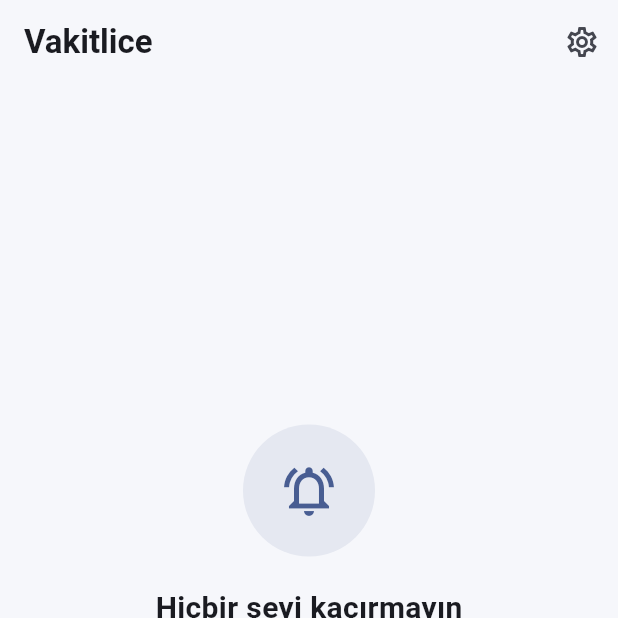
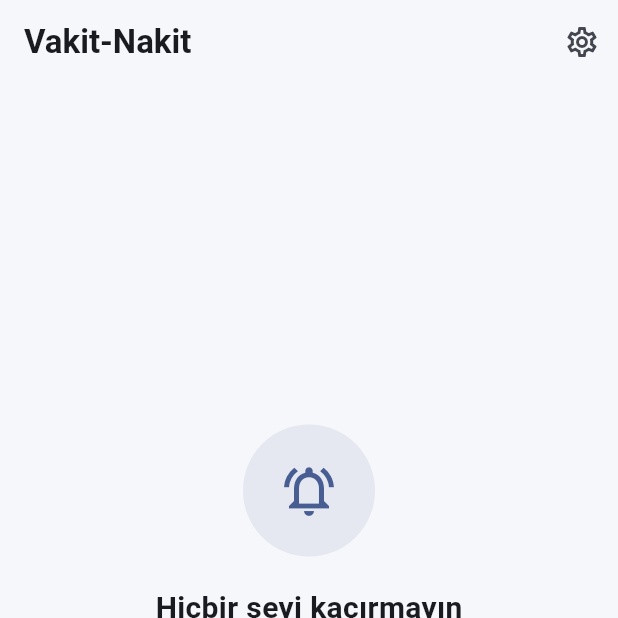
Before and after one commit to krmkrkcdev/vaktinde, a Flutter app: the screen it shows after launch, on a phone screen of 412 x 824 dp, the top half of it. Run offline on Flutter 3.47's test engine with Material 3 defaults, Android fonts, the phone set to English and light mode, and no system bars; our stand-ins replace flutter_local_notifications, flutter_secure_storage, flutter_timezone, google_mobile_ads, image_picker, in_app_purchase and 3 more; accounts and stored records are empty.

Commit message:
Uygulama adi Vakit-Nakit oldu
"Vakitlice" App Store'da baskasi tarafindan alinmis. "Vakit-Nakit"
("vakit nakittir" deyiminden) hem zamani hem parayi kapsiyor.

Onceki yeniden adlandirmayla ayni kapsamda: yalnizca kullaniciya gorunen
adlar degisti; bundle kimligi, paket adi ve veritabani dosyasi ayni kaldi.

Co-Authored-By: Claude Opus 4.8 <noreply@anthropic.com>

```diff
--- a/app/lib/main.dart
+++ b/app/lib/main.dart
@@ -74,7 +74,7 @@ class VaktindeApp extends StatelessWidget {
         ),
       ],
       child: MaterialApp(
-        title: 'Vakitlice',
+        title: 'Vakit-Nakit',
         debugShowCheckedModeBanner: false,
         theme: AppTheme.light(),
         darkTheme: AppTheme.dark(),
--- a/app/lib/screens/home_screen.dart
+++ b/app/lib/screens/home_screen.dart
@@ -25,7 +25,7 @@ class HomeScreen extends StatelessWidget {
 
     return Scaffold(
       appBar: AppBar(
-        title: const Text('Vakitlice'),
+        title: const Text('Vakit-Nakit'),
         actions: [
           IconButton(
             tooltip: 'Ayarlar',
```
Also changed, not shown: 4 other files.
